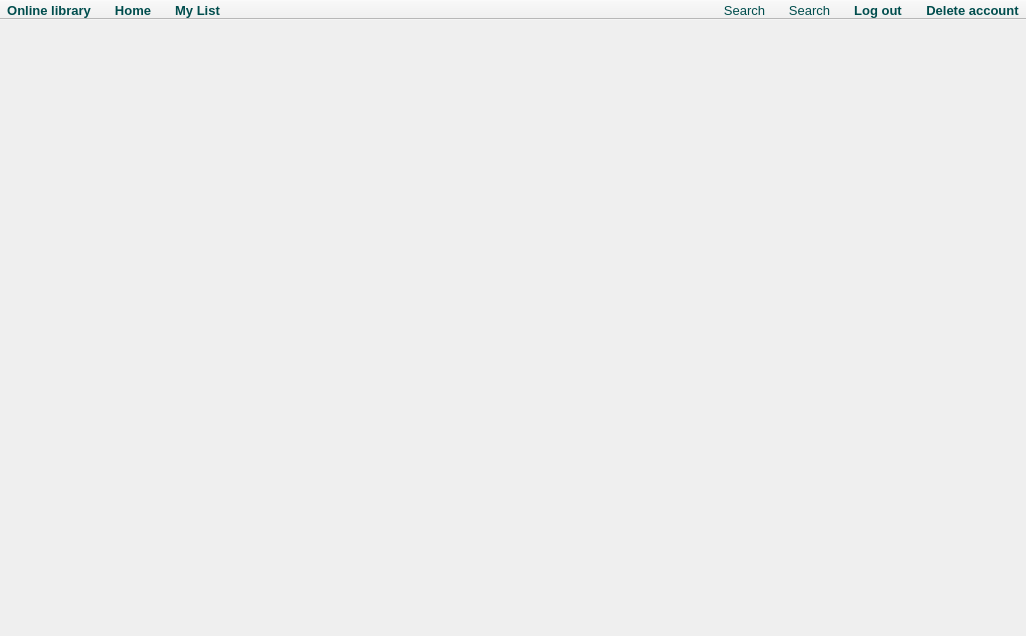
First picture: the form in OnLib/OnLib/MainWindow.ui, repository Andrew-Gh21/OnLib, before the edit.
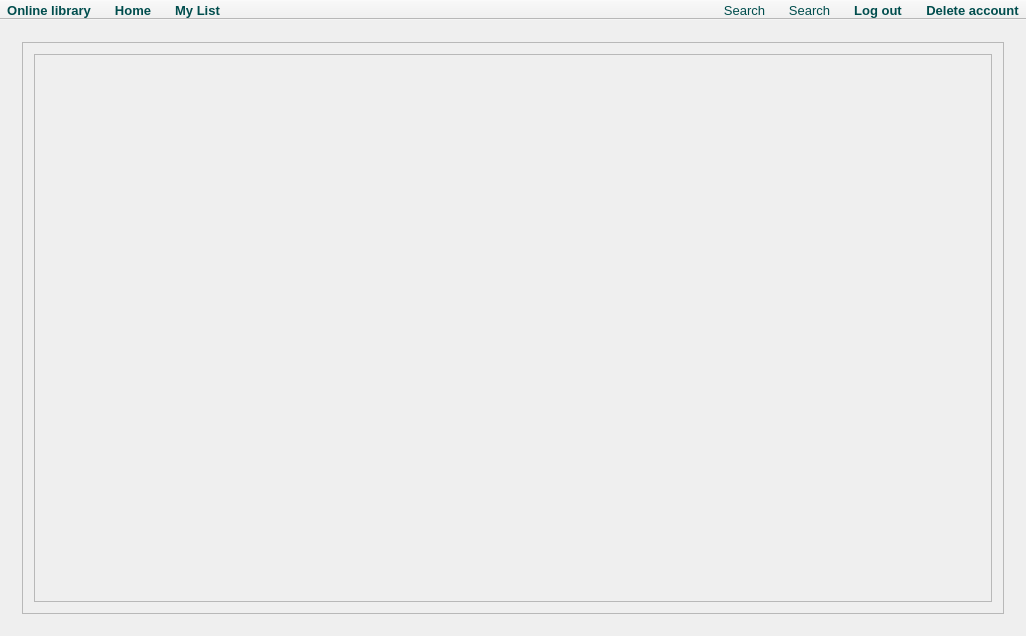
Second picture: the form after the edit. The open tabs and pages were chosen to show the change. Icons and pictures are not drawn.

Commit message:
Added new page in stacked widget for book details
Created BookDetails qwidget for displaying book details after clicking button.

What changed in the file:
```diff
--- a/OnLib/OnLib/MainWindow.ui
+++ b/OnLib/OnLib/MainWindow.ui
@@ -221,6 +221,51 @@
         </item>
        </layout>
       </widget>
+      <widget class="QWidget" name="bookDetailsPage">
+       <layout class="QGridLayout" name="gridLayout_7">
+        <item row="0" column="0">
+         <widget class="QScrollArea" name="bookDetailsPageScrollArea">
+          <property name="widgetResizable">
+           <bool>true</bool>
+          </property>
+          <widget class="QWidget" name="scrollAreaWidgetContents">
+           <property name="geometry">
+            <rect>
+             <x>0</x>
+             <y>0</y>
+             <width>988</width>
+             <height>526</height>
+            </rect>
+           </property>
+           <layout class="QGridLayout" name="gridLayout_11">
+            <item row="0" column="0">
+             <widget class="QScrollArea" name="bookDetailsScrollAreaa">
+              <property name="widgetResizable">
+               <bool>true</bool>
+              </property>
+              <widget class="QWidget" name="scrollAreaWidgetContents_2">
+               <property name="geometry">
+                <rect>
+                 <x>0</x>
+                 <y>0</y>
+                 <width>968</width>
+                 <height>506</height>
+                </rect>
+               </property>
+               <layout class="QGridLayout" name="gridLayout_12">
+                <item row="0" column="0">
+                 <layout class="QGridLayout" name="bookDetailsGridLayout"/>
+                </item>
+               </layout>
+              </widget>
+             </widget>
+            </item>
+           </layout>
+          </widget>
+         </widget>
+        </item>
+       </layout>
+      </widget>
      </widget>
     </item>
    </layout>
```
Left out of the diff: 16 changed lines with no effect on the pictures. The commit also changes 7 other files.
